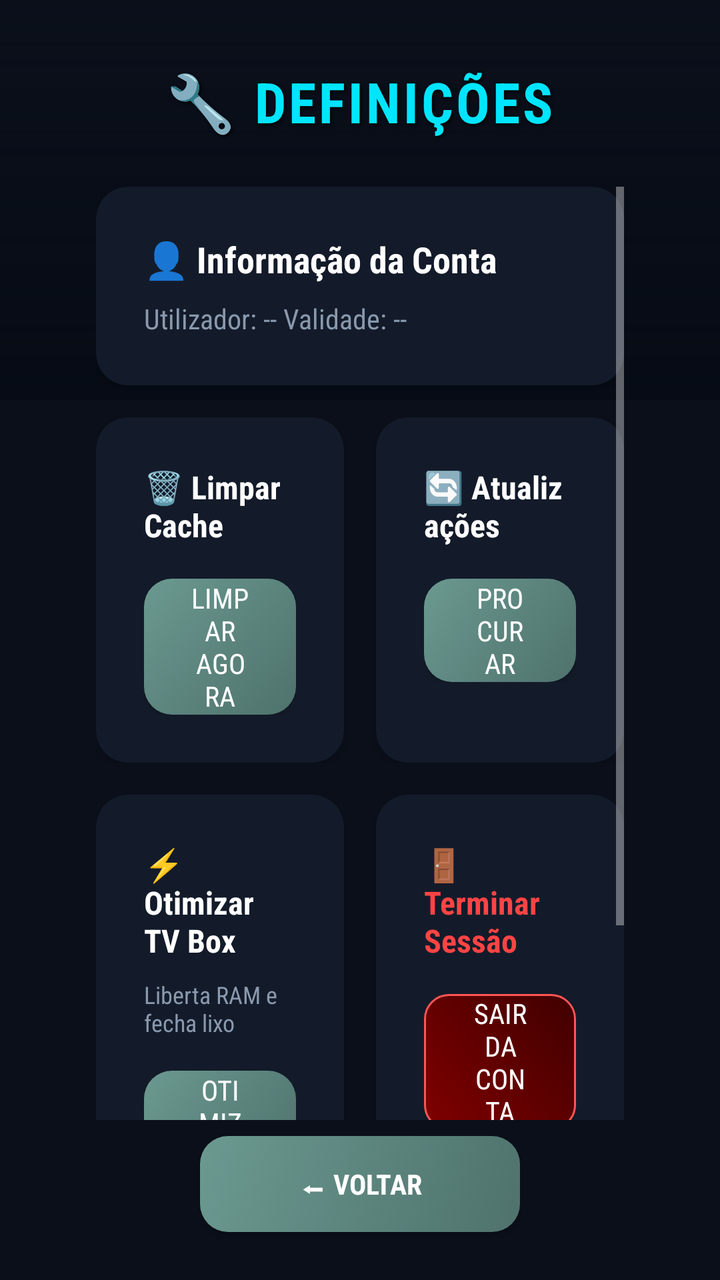
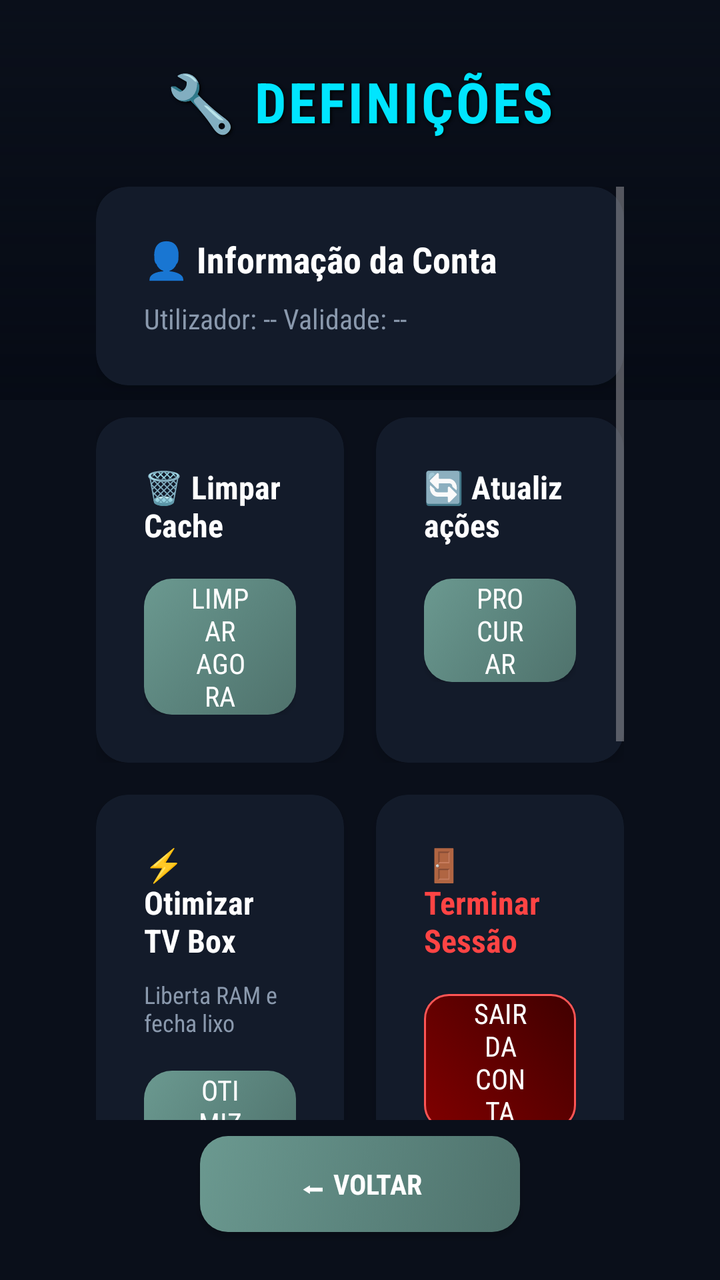

Screens rendered from an Android XML layout before and after an edit, with the pre-edit source and the edit as a unified diff.
<!-- AndroidManifest.xml: activity theme AppTheme -->
<!-- res/layout/activity_settings.xml -->
<?xml version="1.0" encoding="utf-8"?>
<RelativeLayout xmlns:android="http://schemas.android.com/apk/res/android"
    xmlns:app="http://schemas.android.com/apk/res-auto"
    android:layout_width="match_parent"
    android:layout_height="match_parent"
    android:background="#0A0F1A">

    
    <View
        android:layout_width="match_parent"
        android:layout_height="200dp"
        android:background="@drawable/bg_gradient_card_overlay" />

    <TextView
        android:id="@+id/tvSettingsTitle"
        android:layout_width="wrap_content"
        android:layout_height="wrap_content"
        android:layout_marginTop="32dp"
        android:layout_centerHorizontal="true"
        android:text="🔧 DEFINIÇÕES"
        android:textColor="#00E5FF"
        android:textSize="28sp"
        android:textStyle="bold"
        android:letterSpacing="0.05"
        android:shadowColor="#000000"
        android:shadowDx="2"
        android:shadowDy="2"
        android:shadowRadius="4" />

    <ScrollView
        android:id="@+id/svSettings"
        android:layout_width="match_parent"
        android:layout_height="match_parent"
        android:layout_below="@id/tvSettingsTitle"
        android:layout_marginTop="24dp"
        android:layout_marginBottom="80dp"
        android:paddingHorizontal="48dp"
        android:clipToPadding="false">

        <LinearLayout
            android:layout_width="match_parent"
            android:layout_height="wrap_content"
            android:orientation="vertical"
            android:gravity="center_horizontal">

            <LinearLayout
                android:layout_width="match_parent"
                android:layout_height="wrap_content"
                android:maxWidth="800dp"
                android:orientation="vertical">

                
                <androidx.cardview.widget.CardView
                    android:layout_width="match_parent"
                    android:layout_height="wrap_content"
                    android:layout_marginBottom="16dp"
                    app:cardBackgroundColor="#131B2A"
                    app:cardCornerRadius="16dp"
                    app:cardElevation="4dp">

                    <LinearLayout
                        android:layout_width="match_parent"
                        android:layout_height="wrap_content"
                        android:orientation="vertical"
                        android:padding="24dp"
                        android:background="?attr/selectableItemBackground">
                        
                        <TextView
                            android:layout_width="wrap_content"
                            android:layout_height="wrap_content"
                            android:text="👤 Informação da Conta"
                            android:textColor="#FFFFFF"
                            android:textSize="18sp"
                            android:textStyle="bold" />

                        <TextView
                            android:id="@+id/tvAccountInfo"
                            android:layout_width="match_parent"
                            android:layout_height="wrap_content"
                            android:layout_marginTop="8dp"
                            android:text="Utilizador: --
Validade: --"
                            android:textColor="#8A99AD"
                            android:textSize="14sp" />
                    </LinearLayout>
                </androidx.cardview.widget.CardView>

                
                <LinearLayout
                    android:layout_width="match_parent"
                    android:layout_height="wrap_content"
                    android:orientation="horizontal"
                    android:layout_marginBottom="16dp"
                    android:weightSum="2">

                    
                    <androidx.cardview.widget.CardView
                        android:layout_width="0dp"
                        android:layout_height="match_parent"
                        android:layout_weight="1"
                        android:layout_marginEnd="8dp"
                        app:cardBackgroundColor="#131B2A"
                        app:cardCornerRadius="16dp"
                        app:cardElevation="4dp">

                        <LinearLayout
                            android:layout_width="match_parent"
                            android:layout_height="wrap_content"
                            android:orientation="vertical"
                            android:gravity="center"
                            android:padding="24dp">

                            <TextView
                                android:layout_width="wrap_content"
                                android:layout_height="wrap_content"
                                android:text="🗑 Limpar Cache"
                                android:textColor="#FFFFFF"
                                android:textSize="16sp"
                                android:textStyle="bold"
                                android:layout_marginBottom="16dp"/>

                            <Button
                                android:id="@+id/btnClearCache"
                                android:layout_width="wrap_content"
                                android:layout_height="wrap_content"
                                android:background="@drawable/bg_smarters_sage"
                                android:text="LIMPAR AGORA"
                                android:textColor="#FFFFFF"
                                android:paddingHorizontal="24dp"
                                android:focusable="true"/>
                        </LinearLayout>
                    </androidx.cardview.widget.CardView>

                    
                    <androidx.cardview.widget.CardView
                        android:layout_width="0dp"
                        android:layout_height="match_parent"
                        android:layout_weight="1"
                        android:layout_marginStart="8dp"
                        app:cardBackgroundColor="#131B2A"
                        app:cardCornerRadius="16dp"
                        app:cardElevation="4dp">

                        <LinearLayout
                            android:layout_width="match_parent"
                            android:layout_height="wrap_content"
                            android:orientation="vertical"
                            android:gravity="center"
                            android:padding="24dp">

                            <TextView
                                android:layout_width="wrap_content"
                                android:layout_height="wrap_content"
                                android:text="🔄 Atualizações"
                                android:textColor="#FFFFFF"
                                android:textSize="16sp"
                                android:textStyle="bold"
                                android:layout_marginBottom="16dp"/>

                            <Button
                                android:id="@+id/btnUpdateApp"
                                android:layout_width="wrap_content"
                                android:layout_height="wrap_content"
                                android:background="@drawable/bg_smarters_sage"
                                android:text="PROCURAR"
                                android:textColor="#FFFFFF"
                                android:paddingHorizontal="24dp"
                                android:focusable="true"/>
                        </LinearLayout>
                    </androidx.cardview.widget.CardView>
                </LinearLayout>

                
                <LinearLayout
                    android:layout_width="match_parent"
                    android:layout_height="wrap_content"
                    android:orientation="horizontal"
                    android:layout_marginBottom="24dp"
                    android:weightSum="2">

                    
                    <androidx.cardview.widget.CardView
                        android:layout_width="0dp"
                        android:layout_height="wrap_content"
                        android:layout_weight="1"
                        android:layout_marginEnd="8dp"
                        app:cardBackgroundColor="#131B2A"
                        app:cardCornerRadius="16dp"
                        app:cardElevation="4dp">

                        <LinearLayout
                            android:layout_width="match_parent"
                            android:layout_height="wrap_content"
                            android:orientation="vertical"
                            android:gravity="center"
                            android:padding="24dp">

                            <TextView
                                android:layout_width="wrap_content"
                                android:layout_height="wrap_content"
                                android:text="⚡ Otimizar TV Box"
                                android:textColor="#FFFFFF"
                                android:textSize="16sp"
                                android:textStyle="bold"
                                android:layout_marginBottom="8dp"/>
                                
                            <TextView
                                android:id="@+id/tvOptimizeResult"
                                android:layout_width="wrap_content"
                                android:layout_height="wrap_content"
                                android:text="Liberta RAM e fecha lixo"
                                android:textColor="#8A99AD"
                                android:textSize="12sp"
                                android:layout_marginBottom="16dp"/>

                            <Button
                                android:id="@+id/btnOptimize"
                                android:layout_width="wrap_content"
                                android:layout_height="wrap_content"
                                android:background="@drawable/bg_smarters_sage"
                                android:text="OTIMIZAR"
                                android:textColor="#FFFFFF"
                                android:paddingHorizontal="24dp"
                                android:focusable="true"/>
                        </LinearLayout>
                    </androidx.cardview.widget.CardView>

                    
                    <androidx.cardview.widget.CardView
                        android:layout_width="0dp"
                        android:layout_height="match_parent"
                        android:layout_weight="1"
                        android:layout_marginStart="8dp"
                        app:cardBackgroundColor="#131B2A"
                        app:cardCornerRadius="16dp"
                        app:cardElevation="4dp">

                        <LinearLayout
                            android:layout_width="match_parent"
                            android:layout_height="wrap_content"
                            android:orientation="vertical"
                            android:gravity="center"
                            android:padding="24dp">

                            <TextView
                                android:layout_width="wrap_content"
                                android:layout_height="wrap_content"
                                android:text="🚪 Terminar Sessão"
                                android:textColor="#FF4444"
                                android:textSize="16sp"
                                android:textStyle="bold"
                                android:layout_marginBottom="16dp"/>

                            <Button
                                android:id="@+id/btnLogout"
                                android:layout_width="wrap_content"
                                android:layout_height="wrap_content"
                                android:background="@drawable/bg_button_exit"
                                android:text="SAIR DA CONTA"
                                android:textColor="#FFFFFF"
                                android:paddingHorizontal="24dp"
                                android:focusable="true"/>
                        </LinearLayout>
                    </androidx.cardview.widget.CardView>
                </LinearLayout>

                <TextView
                    android:id="@+id/tvValidade"
                    android:layout_width="match_parent"
                    android:layout_height="wrap_content"
                    android:textAlignment="center"
                    android:text="Validade: Ilimitado"
                    android:textColor="#00FF00"
                    android:textSize="14sp"
                    android:layout_marginBottom="10dp"/>
                <TextView
                    android:id="@+id/tvAppVersion"
                    android:layout_width="match_parent"
                    android:layout_height="wrap_content"
                    android:textAlignment="center"
                    android:textColor="#5A697D"
                    android:textSize="14sp"
                    android:text="Versão 10.41" />

            </LinearLayout>
        </LinearLayout>
    </ScrollView>

    <Button
        android:id="@+id/btnBack"
        android:layout_width="160dp"
        android:layout_height="48dp"
        android:layout_alignParentBottom="true"
        android:layout_centerHorizontal="true"
        android:layout_marginBottom="24dp"
        android:background="@drawable/bg_smarters_sage"
        android:text="⬅ VOLTAR"
        android:textColor="#FFFFFF"
        android:textStyle="bold"
        android:focusable="true" />

</RelativeLayout>
<!-- resources referenced by this layout -->
<resources>
  <!-- drawable bg_button_exit (drawable) -->
  <?xml version="1.0" encoding="utf-8"?>
  <selector xmlns:android="http://schemas.android.com/apk/res/android">
      <item android:state_focused="true">
          <shape android:shape="rectangle">
              <solid android:color="#FF5555"/>
              <corners android:radius="12dp"/>
              <stroke android:width="3dp" android:color="#FF0000"/>
          </shape>
      </item>
      <item>
          <shape android:shape="rectangle">
              <gradient android:startColor="#800000" android:endColor="#400000" android:angle="45"/>
              <corners android:radius="12dp"/>
              <stroke android:width="1dp" android:color="#FF5555"/>
          </shape>
      </item>
  </selector>
  <!-- drawable bg_gradient_card_overlay (drawable) -->
  <?xml version="1.0" encoding="utf-8"?>
  <shape xmlns:android="http://schemas.android.com/apk/res/android"
      android:shape="rectangle">
      <gradient
          android:angle="270"
          android:startColor="#00000000"
          android:endColor="#E6050A14"
          android:type="linear" />
  </shape>
  <!-- drawable bg_smarters_sage (drawable) -->
  <?xml version="1.0" encoding="utf-8"?>
  <selector xmlns:android="http://schemas.android.com/apk/res/android">
      <item android:state_focused="true">
          <shape android:shape="rectangle">
              <gradient android:angle="135" android:startColor="#80C8B8" android:centerColor="#95DED1" android:endColor="#AAEBDC" android:type="linear" />
              <corners android:radius="14dp" />
              <stroke android:width="2dp" android:color="#FFFFFF" />
          </shape>
      </item>
      <item>
          <shape android:shape="rectangle">
              <gradient android:angle="135" android:startColor="#4F726C" android:centerColor="#5C857E" android:endColor="#6B9990" android:type="linear" />
              <corners android:radius="14dp" />
          </shape>
      </item>
  </selector>
  <style name="AppTheme" parent="Theme.AppCompat.NoActionBar">
          <item name="android:fontFamily">sans-serif-condensed</item>
      </style>
</resources>

<!-- the commit's change to res/layout/activity_settings.xml (unified diff, before → after) -->
@@ -264,6 +264,59 @@ Validade: --"
                     </androidx.cardview.widget.CardView>
                 </LinearLayout>
 
+                
+                <LinearLayout
+                    android:layout_width="match_parent"
+                    android:layout_height="wrap_content"
+                    android:orientation="horizontal"
+                    android:layout_marginBottom="24dp">
+
+                    <androidx.cardview.widget.CardView
+                        android:layout_width="match_parent"
+                        android:layout_height="wrap_content"
+                        app:cardBackgroundColor="#131B2A"
+                        app:cardCornerRadius="16dp"
+                        app:cardElevation="4dp">
+
+                        <LinearLayout
+                            android:layout_width="match_parent"
+                            android:layout_height="wrap_content"
+                            android:orientation="vertical"
+                            android:gravity="center"
+                            android:padding="24dp">
+
+                            <TextView
+                                android:layout_width="wrap_content"
+                                android:layout_height="wrap_content"
+                                android:text="🔗 Gerar Código de Acesso"
+                                android:textColor="#FFFFFF"
+                                android:textSize="16sp"
+                                android:textStyle="bold"
+                                android:layout_marginBottom="8dp"/>
+
+                            <TextView
+                                android:id="@+id/tvPairingHint"
+                                android:layout_width="wrap_content"
+                                android:layout_height="wrap_content"
+                                android:text="Descarregue a app noutro aparelho e entre sem escrever a senha"
+                                android:textColor="#8A99AD"
+                                android:textSize="12sp"
+                                android:textAlignment="center"
+                                android:layout_marginBottom="16dp"/>
+
+                            <Button
+                                android:id="@+id/btnPairing"
+                                android:layout_width="wrap_content"
+                                android:layout_height="wrap_content"
+                                android:background="@drawable/bg_smarters_sage"
+                                android:text="GERAR CÓDIGO"
+                                android:textColor="#FFFFFF"
+                                android:paddingHorizontal="24dp"
+                                android:focusable="true"/>
+                        </LinearLayout>
+                    </androidx.cardview.widget.CardView>
+                </LinearLayout>
+
                 <TextView
                     android:id="@+id/tvValidade"
                     android:layout_width="match_parent"
<!-- resource entries referenced after the edit -->
@@ -47,6 +47,24 @@
   </selector>
   <style name="AppTheme" parent="Theme.AppCompat.NoActionBar">
           <item name="android:fontFamily">sans-serif-condensed</item>
+          <item name="android:windowAnimationStyle">@style/AppWindowTransition</item>
+          <item name="android:windowBackground">@color/bg_primary</item>
+          <item name="colorPrimary">@color/bg_elevated</item>
+          <item name="colorPrimaryDark">@color/bg_primary</item>
+          <item name="colorAccent">@color/accent</item>
+          <item name="android:textColorPrimary">@color/text_primary</item>
+          <item name="android:textColorSecondary">@color/text_secondary</item>
       </style>
+  <style name="AppWindowTransition" parent="android:Animation.Activity">
+          <item name="android:activityOpenEnterAnimation">@anim/fade_in</item>
+          <item name="android:activityOpenExitAnimation">@anim/fade_out</item>
+          <item name="android:activityCloseEnterAnimation">@anim/fade_in</item>
+          <item name="android:activityCloseExitAnimation">@anim/fade_out</item>
+      </style>
+  <color name="bg_primary">#0B0B0D</color>
+  <color name="bg_elevated">#1A1A1C</color>
+  <color name="accent">#3D8BFF</color>
+  <color name="text_primary">#FFFFFF</color>
+  <color name="text_secondary">#9B9BA1</color>
 </resources>
 
